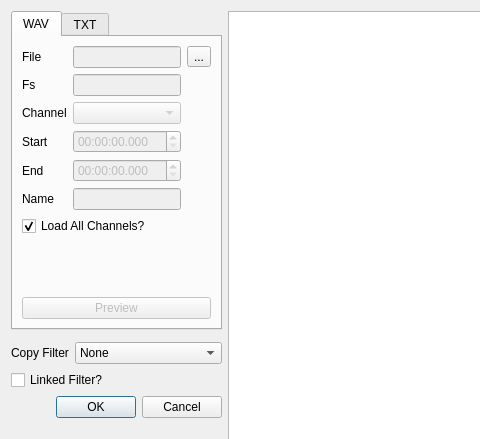
Above: src/main/python/ui/signal.ui from 3ll3d00d/beqdesigner before the change; both pictures show x 0 to 480 and y 0 to 439 of the 1392 by 748 pixel window. Below: the same form after it.
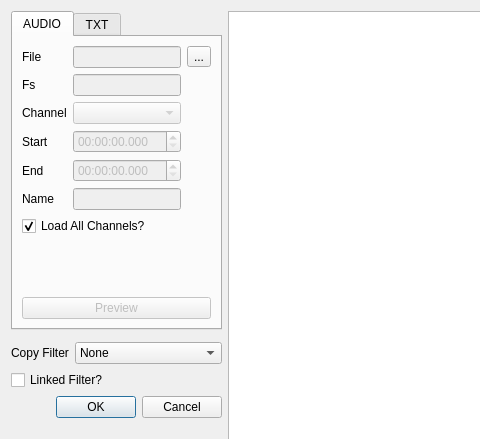
That is the form after the change. Custom widgets are drawn as their Qt base class.

Commit message: ensure the biquad is at the audio stream sample rate before filtering

Patch:
```diff
--- a/src/main/python/ui/signal.ui
+++ b/src/main/python/ui/signal.ui
@@ -51,7 +51,7 @@
          </property>
          <widget class="QWidget" name="wavTab">
           <attribute name="title">
-           <string>WAV</string>
+           <string>AUDIO</string>
           </attribute>
           <layout class="QGridLayout" name="gridLayout_3">
            <item row="0" column="0">
```
The commit also changes 7 other files.
